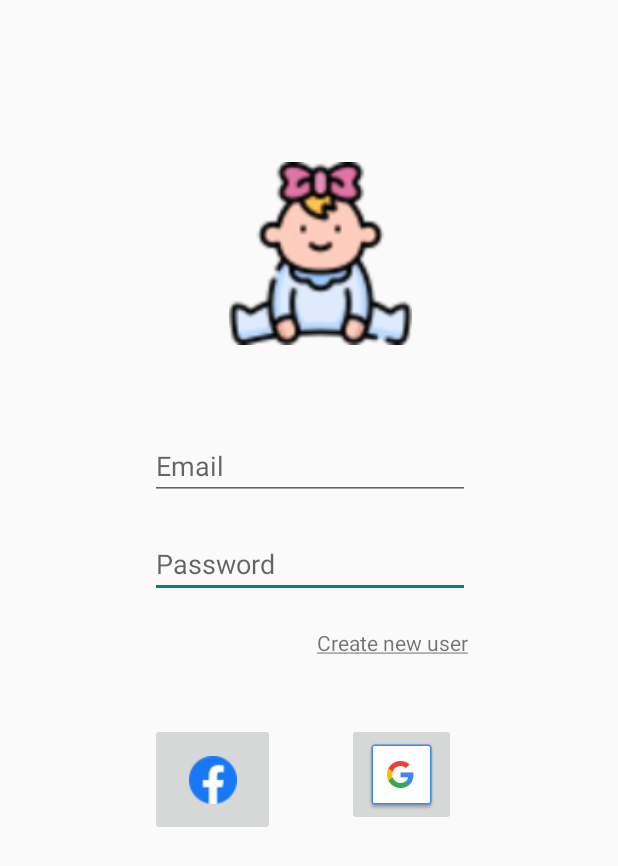
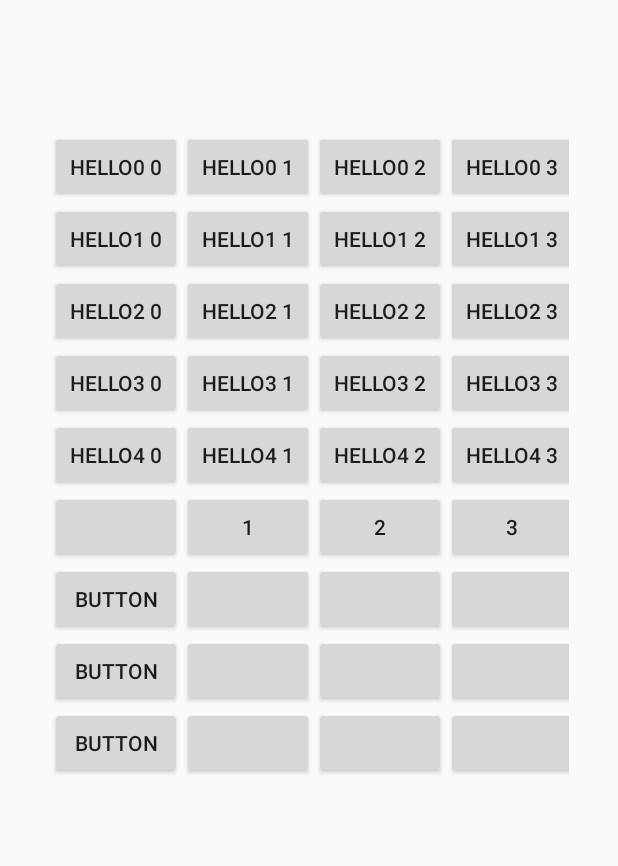
Before and after one commit to KatGkar/BabyLand, an Android app: the screen it shows after launch (LoginRegister before the commit, AddVaccination after it), on a phone screen of 412 x 824 dp. Shown: the top 866 px of the screen. Run offline under Robolectric (Android 15) with nearby library versions, the phone set to English and light mode, and no system bars.

Commit message:
vaccinations

```diff
--- /dev/null
+++ b/app/src/main/java/com/example/babyland/AddVaccination.java
@@ -0,0 +1,48 @@
+package com.example.babyland;
+
+import androidx.appcompat.app.AppCompatActivity;
+
+import android.os.Bundle;
+import android.widget.Button;
+import android.widget.TableLayout;
+import android.widget.TableRow;
+
+import java.lang.reflect.Array;
+import java.util.Arrays;
+
+public class AddVaccination extends AppCompatActivity {
+
+    TableLayout tableVac1;
+    Button[][] buttons;
+
+    @Override
+    protected void onCreate(Bundle savedInstanceState) {
+        super.onCreate(savedInstanceState);
+        setContentView(R.layout.activity_add_vaccination);
+
+
+        buttons = new Button[5][4];
+
+
+        tableVac1 = findViewById(R.id.tableLayoutVac1);
+
+
+        for (int i = 0; i < 5; i++) {
+
+            TableRow row = new TableRow(this);
+            TableRow.LayoutParams lp = new TableRow.LayoutParams(TableRow.LayoutParams.WRAP_CONTENT);
+            row.setLayoutParams(lp);
+            for(int j=0;j<4;j++) {
+                buttons[i][j] = new Button(this);
+                buttons[i][j].setText("hello" + i + " " + j);
+                buttons[i][j].setClickable(true);
+                row.addView(buttons[i][j]);
+            }
+            tableVac1.addView(row, i);
+        }
+
+
+
+
+    }
+}
--- a/app/src/main/java/com/example/babyland/MonitoringDevelopment.java
+++ b/app/src/main/java/com/example/babyland/MonitoringDevelopment.java
@@ -477,8 +477,9 @@ public class MonitoringDevelopment extends AppCompatActivity {
             System.out.println(monitoringDevNumber);
             databaseReference = firebaseDatabase.getReference("monitoringDevelopment");
             databaseReference.child(String.valueOf(monitoringDevNumber +1)).setValue(dev);
-            Intent intent = new Intent(MonitoringDevelopment.this, MainScreenParents.class);
-            startActivity(intent);
+           // Intent intent = new Intent(MonitoringDevelopment.this, MainScreenParents.class);
+            //startActivity(intent);
+            onBackPressed();
         }
     }
 
--- /dev/null
+++ b/app/src/main/res/layout/activity_add_vaccination.xml
@@ -0,0 +1,124 @@
+<?xml version="1.0" encoding="utf-8"?>
+<androidx.constraintlayout.widget.ConstraintLayout xmlns:android="http://schemas.android.com/apk/res/android"
+    xmlns:app="http://schemas.android.com/apk/res-auto"
+    xmlns:tools="http://schemas.android.com/tools"
+    android:layout_width="match_parent"
+    android:layout_height="match_parent"
+    tools:context=".AddVaccination">
+
+    <TableLayout
+        android:id="@+id/tableLayoutVac1"
+        android:layout_width="346dp"
+        android:layout_height="650dp"
+        app:layout_constraintBottom_toBottomOf="parent"
+        app:layout_constraintEnd_toEndOf="parent"
+        app:layout_constraintStart_toStartOf="parent"
+        app:layout_constraintTop_toTopOf="parent">
+
+        <TableRow
+            android:layout_width="334dp"
+            android:layout_height="match_parent">
+
+            <Button
+                android:id="@+id/button7"
+                android:layout_width="wrap_content"
+                android:layout_height="wrap_content" />
+
+            <Button
+                android:id="@+id/button6"
+                android:layout_width="wrap_content"
+                android:layout_height="wrap_content"
+                android:text="1" />
+
+            <Button
+                android:id="@+id/button5"
+                android:layout_width="wrap_content"
+                android:layout_height="wrap_content"
+                android:text="2" />
+
+            <Button
+                android:id="@+id/button4"
+                android:layout_width="wrap_content"
+                android:layout_height="wrap_content"
+                android:text="3" />
+        </TableRow>
+
+        <TableRow
+            android:layout_width="match_parent"
+            android:layout_height="match_parent">
+
+            <Button
+                android:id="@+id/button12"
+                android:layout_width="wrap_content"
+                android:layout_height="wrap_content"
+                android:text="Button" />
+
+            <Button
+                android:id="@+id/button11"
+                android:layout_width="wrap_content"
+                android:layout_height="wrap_content" />
+
+            <Button
+                android:id="@+id/button10"
+                android:layout_width="wrap_content"
+                android:layout_height="wrap_content" />
+
+            <Button
+                android:id="@+id/button9"
+                android:layout_width="wrap_content"
+                android:layout_height="wrap_content" />
+        </TableRow>
+
+        <TableRow
+            android:layout_width="match_parent"
+            android:layout_height="match_parent">
+
+            <Button
+                android:id="@+id/button13"
+                android:layout_width="wrap_content"
+                android:layout_height="wrap_content"
+                android:text="Button" />
+
+            <Button
+                android:id="@+id/button14"
+                android:layout_width="wrap_content"
+                android:layout_height="wrap_content" />
+
+            <Button
+                android:id="@+id/button15"
+                android:layout_width="wrap_content"
+                android:layout_height="wrap_content" />
+
+            <Button
+                android:id="@+id/button16"
+                android:layout_width="wrap_content"
+                android:layout_height="wrap_content" />
+        </TableRow>
+
+        <TableRow
+            android:layout_width="match_parent"
+            android:layout_height="match_parent">
+
+            <Button
+                android:id="@+id/button17"
+                android:layout_width="wrap_content"
+                android:layout_height="wrap_content"
+                android:text="Button" />
+
+            <Button
+                android:id="@+id/button18"
+                android:layout_width="wrap_content"
+                android:layout_height="wrap_content" />
+
+            <Button
+                android:id="@+id/button19"
+                android:layout_width="wrap_content"
+                android:layout_height="wrap_content" />
+
+            <Button
+                android:id="@+id/button20"
+                android:layout_width="wrap_content"
+                android:layout_height="wrap_content" />
+        </TableRow>
+    </TableLayout>
+</androidx.constraintlayout.widget.ConstraintLayout>
```
Also changed, not shown: app/src/main/AndroidManifest.xml (+13 -7 lines), app/src/main/java/com/example/babyland/MainScreenDoctor.java (+47 -0 lines), app/src/main/java/com/example/babyland/Vaccination.java (added, +46 -0 lines), app/src/main/java/com/example/babyland/recyclerAdapter.java (+22 -2 lines), app/src/main/java/com/example/babyland/showChildren.java (+18 -7 lines), app/src/main/java/com/example/babyland/showHistoric.java (+60 -0 lines), app/src/main/res/layout/activity_show_children.xml (+14 -4 lines), app/src/main/res/layout/activity_show_historic.xml (+8 -0 lines), app/src/main/res/layout/family_historic_view.xml (added, +37 -0 lines).
